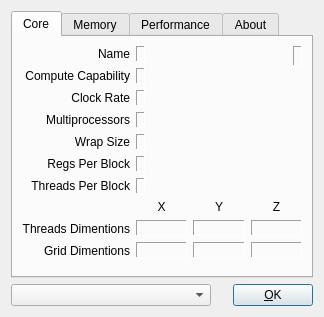
spainnoobperez/cuda-z, file ui/czdialog.ui: the form before one commit.
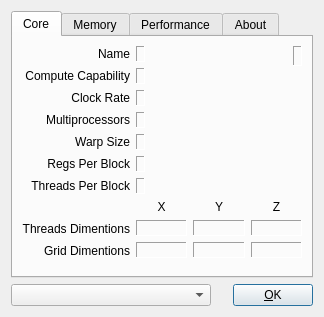
The form after the commit. Icons and pictures are not drawn.

Diff of the .ui file:
```diff
--- a/ui/czdialog.ui
+++ b/ui/czdialog.ui
@@ -184,7 +184,7 @@
        <item row="4" column="0" >
         <widget class="QLabel" name="labelWrap" >
          <property name="text" >
-          <string>Wrap Size</string>
+          <string>Warp Size</string>
          </property>
          <property name="alignment" >
           <set>Qt::AlignRight|Qt::AlignTrailing|Qt::AlignVCenter</set>
```
Left out of the diff: 4 changed lines with no effect on the pictures.
